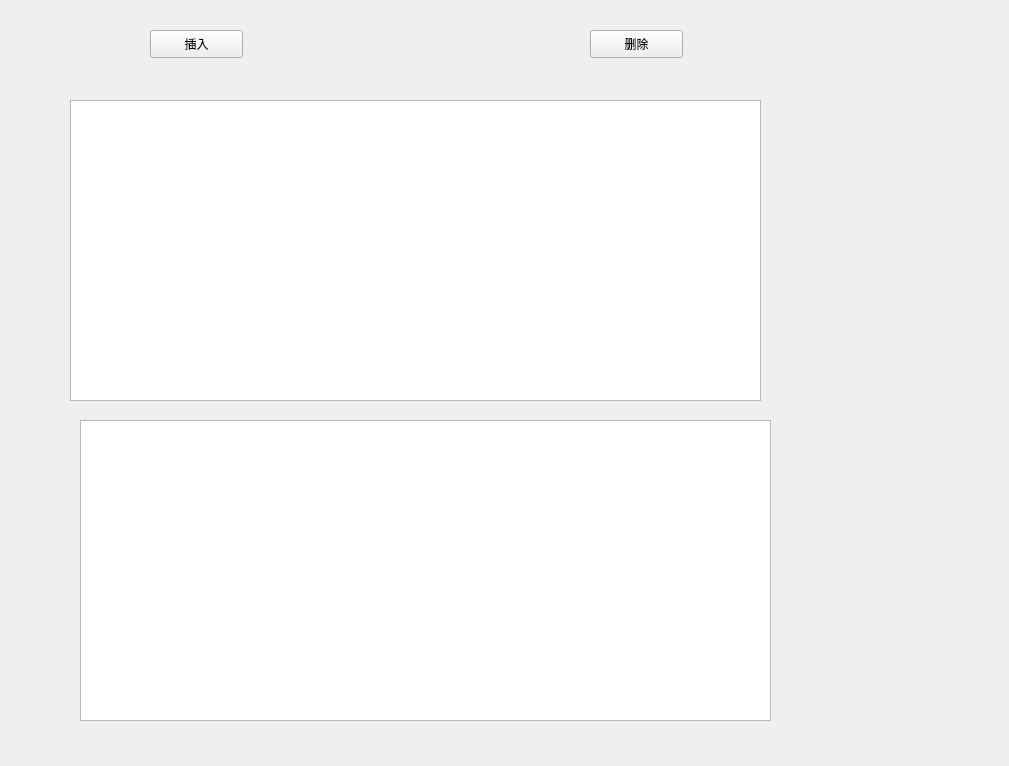
Old version of the form qt_mvc/widget.ui in the repository Dreamfuture1/test-of-qtcode.
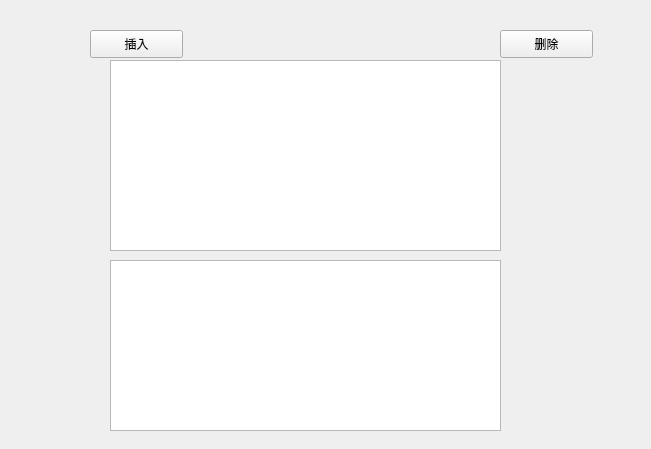
New version of the form.

```diff
--- a/qt_mvc/widget.ui
+++ b/qt_mvc/widget.ui
@@ -6,8 +6,8 @@
    <rect>
     <x>0</x>
     <y>0</y>
-    <width>1009</width>
-    <height>766</height>
+    <width>651</width>
+    <height>449</height>
    </rect>
   </property>
   <property name="windowTitle">
@@ -16,17 +16,17 @@
   <widget class="QTableView" name="tableView">
    <property name="geometry">
     <rect>
-     <x>70</x>
-     <y>100</y>
-     <width>691</width>
-     <height>301</height>
+     <x>110</x>
+     <y>60</y>
+     <width>391</width>
+     <height>191</height>
     </rect>
    </property>
   </widget>
   <widget class="QPushButton" name="pushButton">
    <property name="geometry">
     <rect>
-     <x>150</x>
+     <x>90</x>
      <y>30</y>
      <width>93</width>
      <height>28</height>
@@ -39,7 +39,7 @@
   <widget class="QPushButton" name="pushButton_2">
    <property name="geometry">
     <rect>
-     <x>590</x>
+     <x>500</x>
      <y>30</y>
      <width>93</width>
      <height>28</height>
@@ -52,10 +52,10 @@
   <widget class="QTableView" name="tableView2">
    <property name="geometry">
     <rect>
-     <x>80</x>
-     <y>420</y>
-     <width>691</width>
-     <height>301</height>
+     <x>110</x>
+     <y>260</y>
+     <width>391</width>
+     <height>171</height>
     </rect>
    </property>
   </widget>
```
